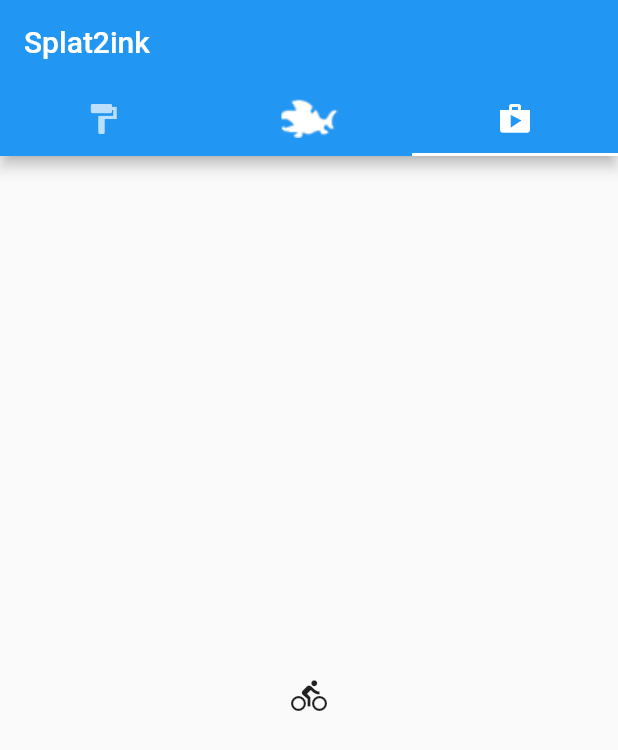
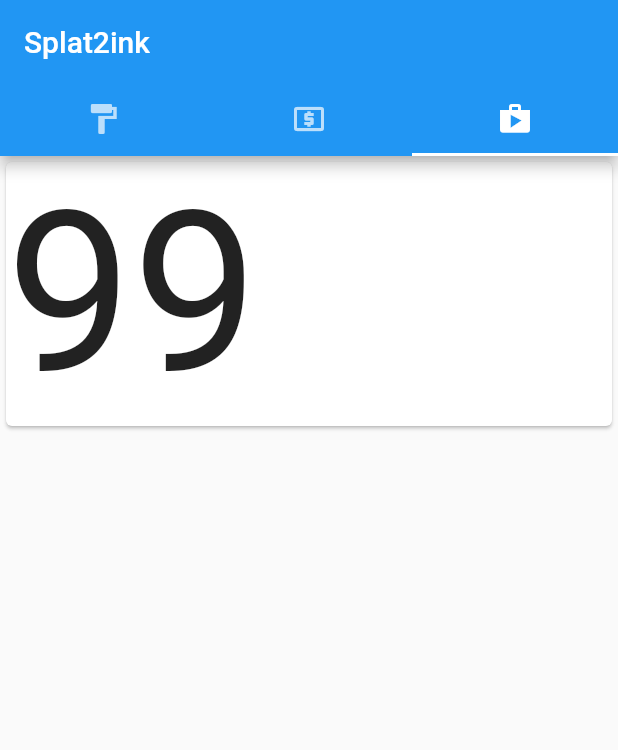
Before and after one commit to Cyan101/Splat2ink, a Flutter app: the screen it shows after launch, tab 3 chosen, on a phone screen of 412 x 824 dp. Shown: the top 750 px of the screen. Run offline on Flutter 3.47's test engine with Material 2 defaults, Android fonts, the phone set to English and light mode, and no system bars; our stand-ins replace cached_network_image; network calls fail.

Commit message:
Moved to stateful widgets and moved salmon runs weapon card maker to helpers

```diff
--- a/app/lib/main.dart
+++ b/app/lib/main.dart
@@ -2,10 +2,18 @@ import 'package:flutter/material.dart';
 
 import 'pages/game_modes.dart';
 import 'pages/salmon_run.dart';
+import 'pages/testing.dart';
 
 void main() => runApp(new AppMenu());
 
-class AppMenu extends StatelessWidget {
+
+
+class AppMenu extends StatefulWidget {
+  @override
+  createState() => new AppMenuState();
+}
+
+class AppMenuState extends State<AppMenu> {
   @override
   Widget build(BuildContext context) {
     return new MaterialApp(
@@ -17,7 +25,7 @@ class AppMenu extends StatelessWidget {
             bottom: new TabBar(
               tabs: [
                 new Tab(icon: new Icon(Icons.format_paint)),
-                new Tab(icon: new Image.asset('res/icons/salmon_run_alt.png')),
+                new Tab(icon: new Icon(Icons.local_atm)),
                 new Tab(icon: new Icon(Icons.shop)),
               ],
             ),
@@ -27,7 +35,7 @@ class AppMenu extends StatelessWidget {
             children: [
               new GameModes(),
               new SalmonRun(),
-              new Icon(Icons.directions_bike),
+              new Test(),
             ],
           ),
         ),
--- /dev/null
+++ b/app/lib/pages/testing.dart
@@ -0,0 +1,49 @@
+import 'package:flutter/material.dart';
+import '../helpers/helpers.dart';
+
+class Countdown extends AnimatedWidget {
+  Countdown({ Key key, this.animation }) : super(key: key, listenable: animation);
+  Animation<int> animation;
+
+  @override
+  build(BuildContext context){
+    return new Text(
+      animation.value.toString(),
+      style: new TextStyle(fontSize: 150.0),
+    );
+  }
+}
+
+class Test extends StatefulWidget {
+  @override
+  createState() => new TestState();
+}
+
+class TestState extends State<Test> with TickerProviderStateMixin  {
+  AnimationController _controller;
+  static const int kStartValue = 100;
+
+  @override
+  void initState() {
+    super.initState();
+    _controller = new AnimationController(
+      vsync: this,
+      duration: new Duration(seconds: kStartValue),
+    );
+    _controller.forward();
+  }
+
+  @override
+  Widget build(BuildContext context) {
+    return new ListView(
+      children: <Widget>[
+      new Card(child: new Countdown(
+        animation: new StepTween(
+          begin: kStartValue,
+          end: 5).animate(_controller),
+        ),
+      )
+    ]
+    );
+  }
+}
```
Also changed, not shown: app/lib/helpers/helpers.dart (+31 -3 lines), app/lib/pages/game_modes.dart (+6 -1 lines), app/lib/pages/salmon_run.dart (+5 -14 lines).
